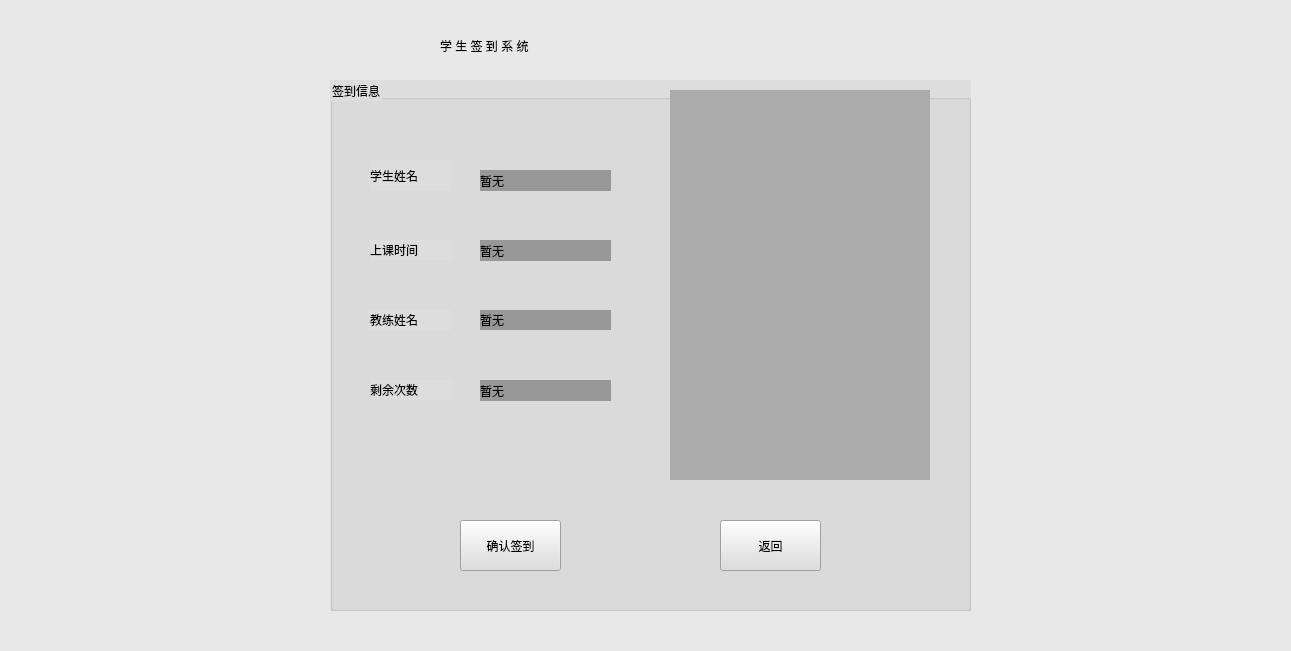
This is Qiandao/Qiandao_face_Main.ui in Holy-Shine/Acrotest as Qt 5 draws it before an edit. The edited form follows.
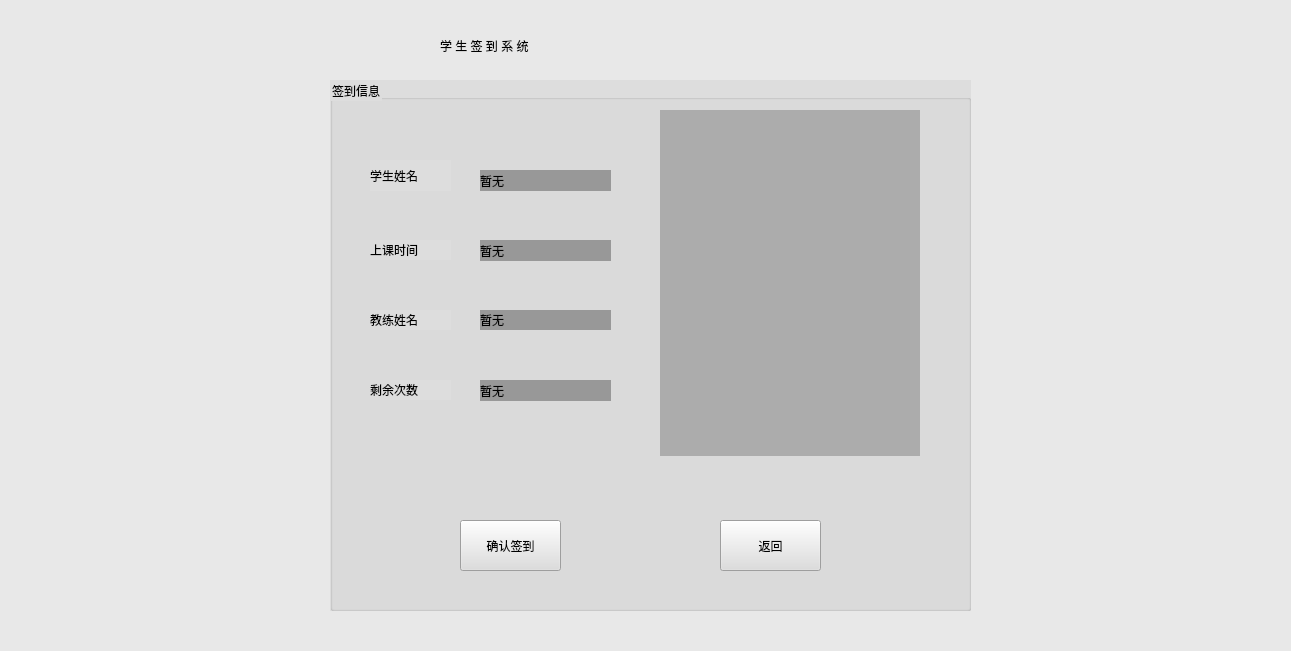
This is the edited form.

```diff
--- a/Qiandao/Qiandao_face_Main.ui
+++ b/Qiandao/Qiandao_face_Main.ui
@@ -105,10 +105,10 @@
    <widget class="QLabel" name="label">
     <property name="geometry">
      <rect>
-      <x>340</x>
-      <y>10</y>
+      <x>330</x>
+      <y>30</y>
       <width>260</width>
-      <height>390</height>
+      <height>346</height>
      </rect>
     </property>
     <property name="styleSheet">
```
Left out of the diff: 4 changed lines with no effect on the pictures.
